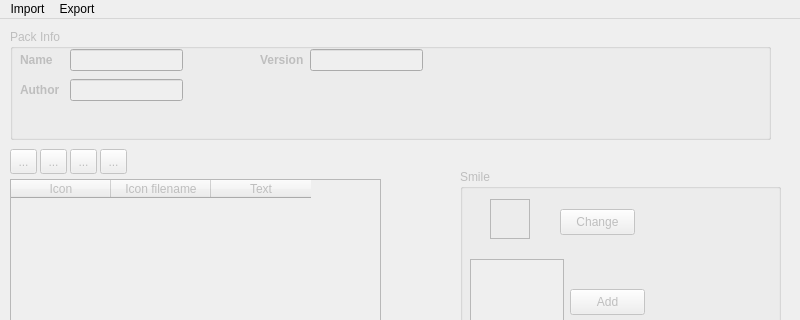
First picture: the form in src/ui/MainWindow.ui, repository gkonst/qsmile, before the edit; both pictures show x 0 to 800 and y 0 to 320 of the 800 by 600 pixel window.
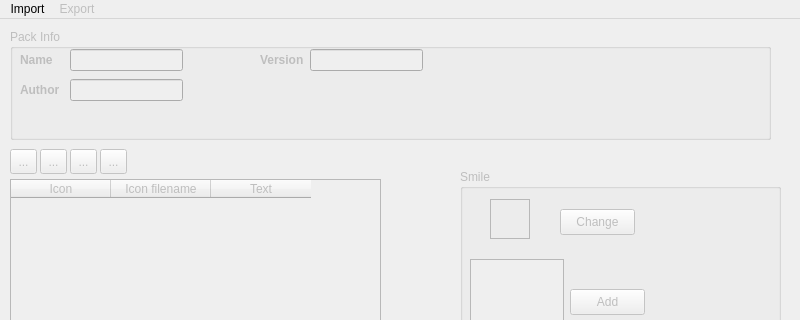
Second picture: the form after the edit. Icons and pictures are not drawn.

Commit message: Export menu now disabled if no pack imported.

```diff
--- a/src/ui/MainWindow.ui
+++ b/src/ui/MainWindow.ui
@@ -453,6 +453,9 @@
     <addaction name="actionImport_From_QIP_Folder" />
    </widget>
    <widget class="QMenu" name="menuExport" >
+    <property name="enabled" >
+     <bool>false</bool>
+    </property>
     <property name="title" >
      <string>Export</string>
     </property>
```
The commit also changes 1 other file.
